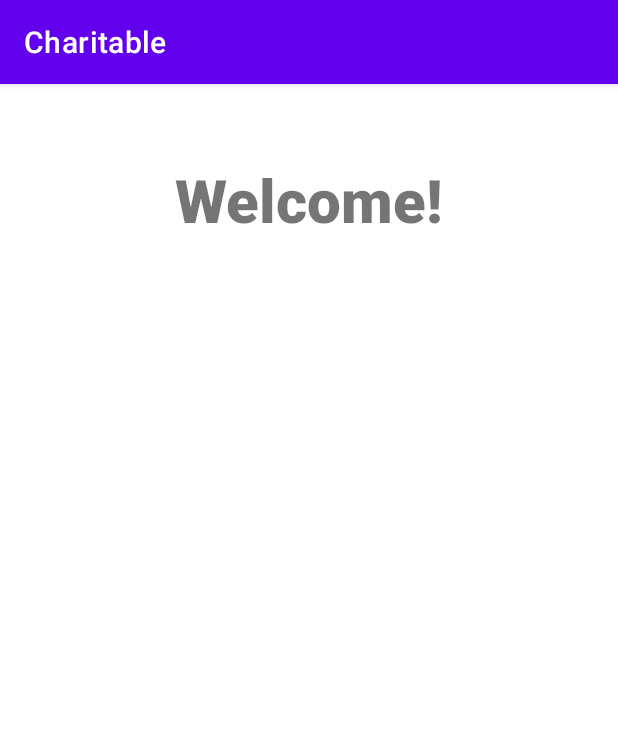
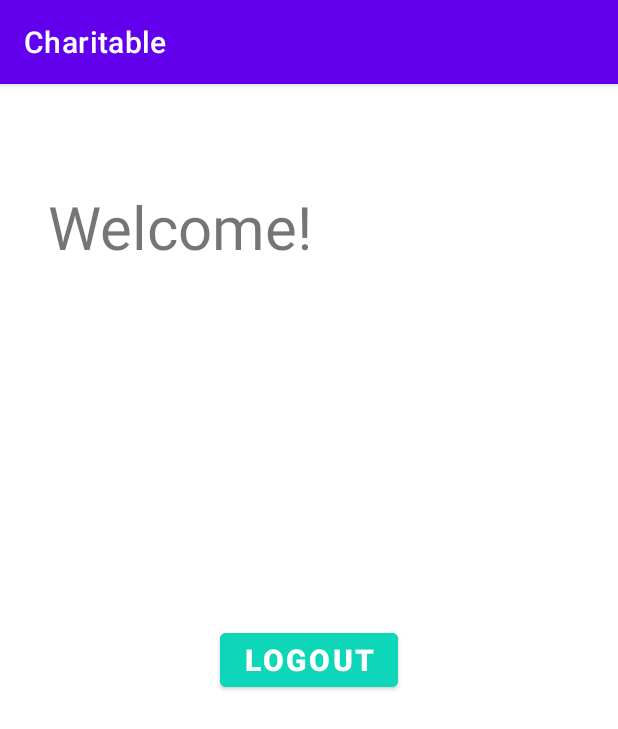
Before and after one commit to arielleslatus/CS5520-MobileAppDev-su21-Charitable, an Android app: the ProfileActivity screen opened directly, with no data from a screen before it, on a phone screen of 412 x 824 dp. Shown: the top 729 px of the screen. Run offline under Robolectric (Android 15) with nearby library versions, the phone set to English and light mode, and no system bars; our stand-ins replace Firebase (no records; nobody signed in at launch, a user with empty details on screens opened directly).

Commit message:
add user logout

```diff
--- a/app/src/main/java/edu/neu/charitable/ProfileActivity.java
+++ b/app/src/main/java/edu/neu/charitable/ProfileActivity.java
@@ -2,13 +2,29 @@
 
 import androidx.appcompat.app.AppCompatActivity;
 
+import android.content.Intent;
 import android.os.Bundle;
+import android.view.View;
+import android.widget.Button;
+
+import com.google.firebase.auth.FirebaseAuth;
 
 public class ProfileActivity extends AppCompatActivity {
+
+    private Button logout;
 
     @Override
     protected void onCreate(Bundle savedInstanceState) {
         super.onCreate(savedInstanceState);
         setContentView(R.layout.activity_profile);
+
+        logout = (Button) findViewById(R.id.signOut);
+        logout.setOnClickListener(new View.OnClickListener() {
+            @Override
+            public void onClick(View v) {
+                FirebaseAuth.getInstance().signOut();
+                startActivity(new Intent(ProfileActivity.this, MainActivity.class));
+            }
+        });
     }
 }
--- a/app/src/main/res/layout/activity_profile.xml
+++ b/app/src/main/res/layout/activity_profile.xml
@@ -8,17 +8,33 @@
 
     <TextView
         android:id="@+id/TextView3"
-        android:layout_width="match_parent"
-        android:layout_height="match_parent"
+        android:layout_width="wrap_content"
+        android:layout_height="wrap_content"
+        android:layout_marginStart="88dp"
+        android:layout_marginTop="68dp"
+        android:layout_marginEnd="260dp"
+        android:layout_marginBottom="644dp"
         android:text="Welcome!"
         android:textSize="40sp"
-        android:textAlignment="center"
+        app:layout_constraintTop_toBottomOf="parent"
+        app:layout_constraintEnd_toEndOf="parent"
+        app:layout_constraintStart_toStartOf="parent"
+        app:layout_constraintTop_toTopOf="parent"
+        />
+
+    <Button
+        android:id="@+id/signOut"
+        android:layout_width="wrap_content"
+        android:layout_height="wrap_content"
+        android:text="Logout"
         android:textStyle="bold"
-        android:fontFamily="sans-serif-black"
+        android:backgroundTint="#0ED6B9"
+        android:textColor="#ffff"
+        android:textSize="20sp"
         app:layout_constraintTop_toTopOf="parent"
         app:layout_constraintRight_toRightOf="parent"
         app:layout_constraintLeft_toLeftOf="parent"
-        android:layout_marginTop="50dp"
+        app:layout_constraintBottom_toBottomOf="parent"
         />
 
 </androidx.constraintlayout.widget.ConstraintLayout>
```
